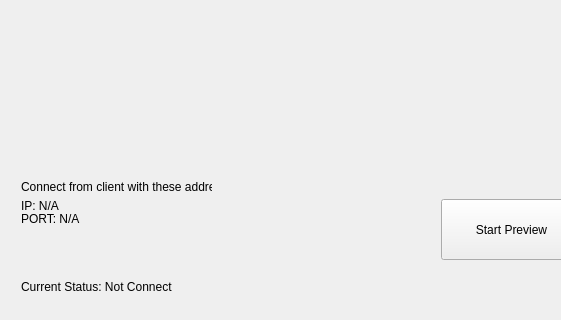
Old version of the form ScreenCapture/MainWindow.ui in the repository 0CottonBuds/ViewTether; both pictures show x 0 to 561 and y 380 to 700 of the 1000 by 700 pixel window.
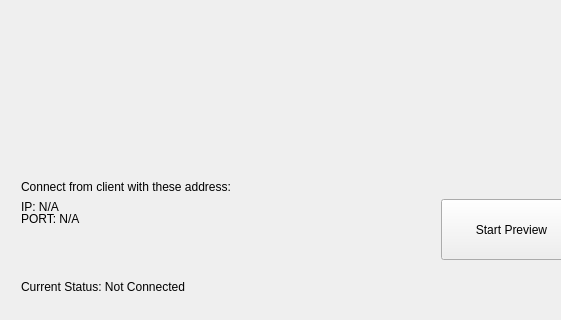
New version of the form.

```diff
--- a/ScreenCapture/MainWindow.ui
+++ b/ScreenCapture/MainWindow.ui
@@ -61,7 +61,7 @@
        <rect>
         <x>10</x>
         <y>20</y>
-        <width>191</width>
+        <width>401</width>
         <height>16</height>
        </rect>
       </property>
@@ -74,8 +74,8 @@
        <rect>
         <x>10</x>
         <y>40</y>
-        <width>47</width>
-        <height>13</height>
+        <width>391</width>
+        <height>16</height>
        </rect>
       </property>
       <property name="text">
@@ -87,7 +87,7 @@
        <rect>
         <x>10</x>
         <y>50</y>
-        <width>71</width>
+        <width>381</width>
         <height>20</height>
        </rect>
       </property>
@@ -100,7 +100,7 @@
        <rect>
         <x>10</x>
         <y>120</y>
-        <width>151</width>
+        <width>341</width>
         <height>16</height>
        </rect>
       </property>
```
